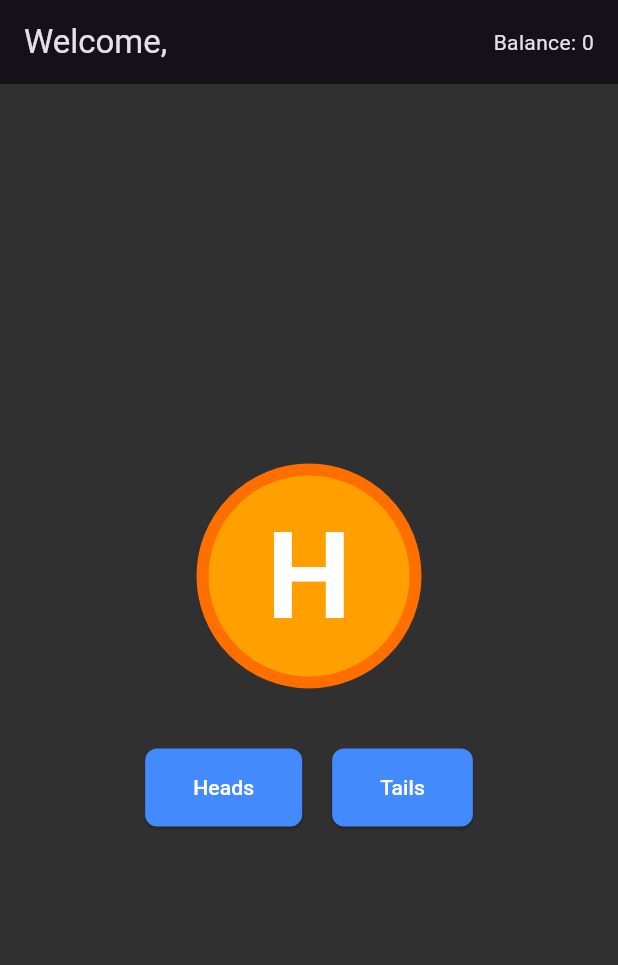
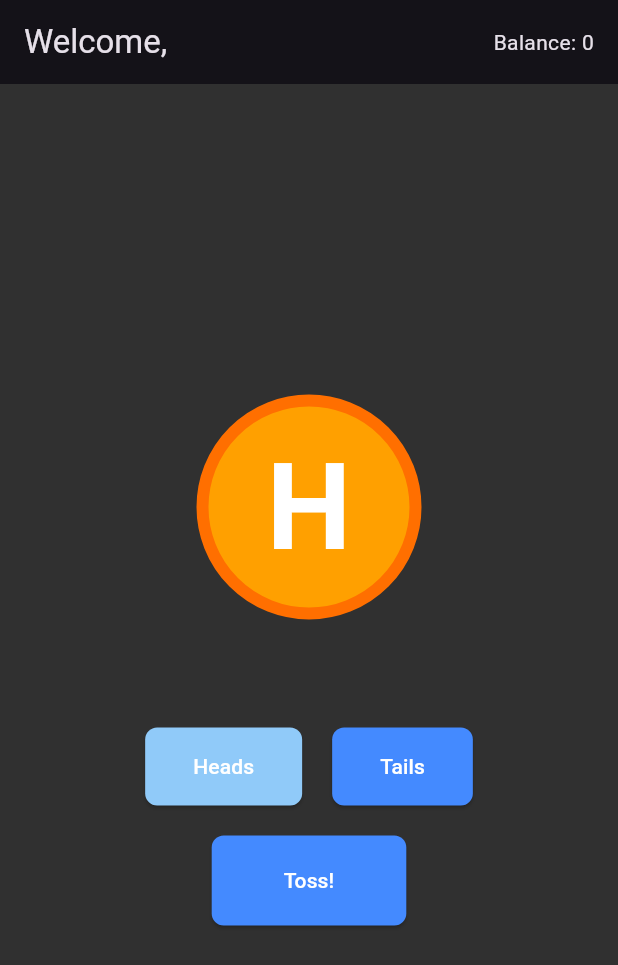
Before and after one commit to rohit0110/solanamobile, a Flutter app: the CoinTossPage screen opened directly, after a tap on "Heads", on a phone screen of 412 x 824 dp. Shown: the top 965 px of the screen. Run offline on Flutter 3.47's test engine with Material 3 defaults, Android fonts, the phone set to English and light mode, and no system bars; our stand-ins replace flutter_riverpod, shared_preferences; missing offline and left inert: borsh_annotation, solana, solana_mobile_client; accounts and stored records are empty.

Commit message:
Fix order of coin toss

```diff
--- a/coin_toss/lib/features/coin_toss/presentation/coin_toss_page.dart
+++ b/coin_toss/lib/features/coin_toss/presentation/coin_toss_page.dart
@@ -1,8 +1,8 @@
-
 import 'dart:convert';
 import 'dart:typed_data';
 
 import 'package:coin_toss/features/coin_toss/data/execute_toss_dto.dart';
+import 'package:coin_toss/features/coin_toss/domain/coin_toss_service.dart';
 import 'package:coin_toss/features/profile/data/profile_storage_service.dart';
 import 'package:coin_toss/features/profile/domain/player.dart';
 import 'package:flutter/material.dart';
@@ -60,16 +60,20 @@ class CoinTossScreenState {
   final String message;
   final BigInt? totalPlayed;
   final BigInt? totalWon;
+  final bool isSaving;
   final bool isFlipping;
   final bool? tossResult; // true for heads
+  final bool? selectedSideIsHeads; // true for heads
 
   CoinTossScreenState({
     this.player,
     this.message = '',
     this.totalPlayed,
     this.totalWon,
+    this.isSaving = false,
     this.isFlipping = false,
     this.tossResult,
+    this.selectedSideIsHeads,
   });
 
   CoinTossScreenState copyWith({
@@ -77,30 +81,37 @@ class CoinTossScreenState {
     String? message,
     BigInt? totalPlayed,
     BigInt? totalWon,
+    bool? isSaving,
     bool? isFlipping,
     bool? tossResult,
+    // use `ValueGetter` to allow passing null
+    ValueGetter<bool?>? selectedSideIsHeads,
   }) {
     return CoinTossScreenState(
       player: player ?? this.player,
       message: message ?? this.message,
       totalPlayed: totalPlayed ?? this.totalPlayed,
       totalWon: totalWon ?? this.totalWon,
+      isSaving: isSaving ?? this.isSaving,
       isFlipping: isFlipping ?? this.isFlipping,
       tossResult: tossResult ?? this.tossResult,
+      selectedSideIsHeads: selectedSideIsHeads != null
+          ? selectedSideIsHeads()
+          : this.selectedSideIsHeads,
     );
   }
 }
 
 class CoinTossScreenNotifier extends StateNotifier<CoinTossScreenState> {
   final ProfileStorageService _profileStorageService;
+  final CoinTossService _coinTossService;
 
-  CoinTossScreenNotifier(this._profileStorageService)
+  CoinTossScreenNotifier(this._profileStorageService, this._coinTossService)
       : super(CoinTossScreenState()) {
     _init();
   }
 
   void _init() async {
-    state = state.copyWith(isFlipping: true);
     final player = _profileStorageService.getPlayer();
     state = state.copyWith(player: player);
     if (player != null) {
@@ -111,7 +122,10 @@ class CoinTossScreenNotifier extends StateNotifier<CoinTossScreenState> {
             state.copyWith(message: 'Error loading profile: ${e.toString()}');
       }
     }
-    state = state.copyWith(isFlipping: false);
+  }
+
+  void selectSide(bool isHeads) {
+    state = state.copyWith(selectedSideIsHeads: () => isHeads, message: '');
   }
 
   Future<void> _loadOnChainProfile() async {
@@ -131,10 +145,9 @@ class CoinTossScreenNotifier extends StateNotifier<CoinTossScreenState> {
       programId: programId,
     );
 
-    final info =
-        await client.rpcClient.getAccountInfo(playerProfilePda.toBase58(), encoding: Encoding.base64);
-    print("VALUE IS");
-    print(info.value!.data!.toJson());
+    final info = await client.rpcClient
+        .getAccountInfo(playerProfilePda.toBase58(), encoding: Encoding.base64);
+
     if (info.value != null) {
       final accountData = base64Decode(info.value!.data!.toJson()[0]);
       final playerProfile = PlayerProfile.fromAccountData(accountData);
@@ -145,16 +158,20 @@ class CoinTossScreenNotifier extends StateNotifier<CoinTossScreenState> {
     }
   }
 
-  Future<void> makeToss({required bool isHeads}) async {
-    if (state.player == null || state.isFlipping) {
-      print("NULL PLAYER VALUE");
+  Future<void> makeToss() async {
+    if (state.player == null ||
+        state.isSaving ||
+        state.isFlipping ||
+        state.selectedSideIsHeads == null) {
       return;
     }
 
-    state = state.copyWith(isFlipping: true, message: 'Submitting...');
+    state = state.copyWith(isSaving: true, message: 'Submitting...');
 
     try {
-      final won = isHeads;
+      final tossResult = _coinTossService.toss();
+      final tossResultIsHeads = tossResult == CoinFace.heads;
+      final won = tossResultIsHeads == state.selectedSideIsHeads;
 
       final session = await LocalAssociationScenario.create();
       session.startActivityForResult(null).ignore();
@@ -175,10 +192,7 @@ class CoinTossScreenNotifier extends StateNotifier<CoinTossScreenState> {
           'DgQs1qXHvkbBKJwgVP9DcS4EzN48beF9AEw5UpiCBSS3');
 
       final playerProfilePda = await Ed25519HDPublicKey.findProgramAddress(
-        seeds: [
-          'profile'.codeUnits,
-          playerPublicKey.bytes,
-        ],
+        seeds: ['profile'.codeUnits, playerPublicKey.bytes],
         programId: programId,
       );
 
@@ -222,14 +236,25 @@ class CoinTossScreenNotifier extends StateNotifier<CoinTossScreenState> {
       await _loadOnChainProfile();
 
       state = state.copyWith(
-        isFlipping: false,
-        tossResult: isHeads,
-        message: 'Transaction successful!',
+        isSaving: false,
+        isFlipping: true,
+        tossResult: tossResultIsHeads,
+        message: '', // Clear submitting message
       );
 
       await session.close();
+
+      await Future.delayed(const Duration(seconds: 2));
+
+      state = state.copyWith(
+        isFlipping: false,
+        message: won ? 'You Won!' : 'You Lost!',
+        selectedSideIsHeads: () => null, // Reset selection
+      );
+
     } catch (e) {
       state = state.copyWith(
+        isSaving: false,
         isFlipping: false,
         message: 'Error: ${e.toString()}',
       );
@@ -240,7 +265,8 @@ class CoinTossScreenNotifier extends StateNotifier<CoinTossScreenState> {
 final coinTossScreenProvider =
     StateNotifierProvider<CoinTossScreenNotifier, CoinTossScreenState>((ref) {
   final profileStorageService = ref.watch(profileStorageServiceProvider);
-  return CoinTossScreenNotifier(profileStorageService);
+  final coinTossService = ref.watch(coinTossServiceProvider);
+  return CoinTossScreenNotifier(profileStorageService, coinTossService);
 });
 
 class CoinTossPage extends ConsumerWidget {
@@ -270,9 +296,14 @@ class CoinTossPage extends ConsumerWidget {
   @override
   Widget build(BuildContext context, WidgetRef ref) {
     final screenState = ref.watch(coinTossScreenProvider);
+    final notifier = ref.read(coinTossScreenProvider.notifier);
     final player = screenState.player;
     final totalPlayed = screenState.totalPlayed;
     final totalWon = screenState.totalWon;
+
+    final isHeadsSelected = screenState.selectedSideIsHeads == true;
+    final isTailsSelected = screenState.selectedSideIsHeads == false;
+    final isButtonDisabled = screenState.isFlipping || screenState.isSaving;
 
     return Scaffold(
       appBar: AppBar(
@@ -302,49 +333,58 @@ class CoinTossPage extends ConsumerWidget {
             if (screenState.isFlipping)
               const FlippingCoinAnimation()
             else
-              _buildFace(screenState.tossResult ?? true),
-            const SizedBox(height: 40),
+              _buildFace(screenState.tossResult ?? screenState.selectedSideIsHeads ?? true),
+            const SizedBox(height: 20),
+            Text(
+              screenState.message,
+              style: Theme.of(context).textTheme.headlineSmall,
+            ),
+            const SizedBox(height: 20),
+            Column(
+              children: [
                 Row(
                   mainAxisAlignment: MainAxisAlignment.center,
                   children: [
                     ElevatedButton(
                       style: ElevatedButton.styleFrom(
+                        backgroundColor: isHeadsSelected ? Colors.blue.shade200 : null,
                         padding: const EdgeInsets.symmetric(
                             horizontal: 32, vertical: 16),
                       ),
-                  onPressed: screenState.isFlipping
-                      ? null
-                      : () {
-                        print("COIN TOSSED");
-                          ref
-                              .read(coinTossScreenProvider.notifier)
-                              .makeToss(isHeads: true);
-                        },
+                      onPressed: isButtonDisabled ? null : () => notifier.selectSide(true),
                       child: const Text('Heads'),
                     ),
                     const SizedBox(width: 20),
                     ElevatedButton(
                       style: ElevatedButton.styleFrom(
+                        backgroundColor: isTailsSelected ? Colors.blue.shade200 : null,
                         padding: const EdgeInsets.symmetric(
                             horizontal: 32, vertical: 16),
                       ),
-                  onPressed: screenState.isFlipping
-                      ? null
-                      : () {
-                          ref
-                              .read(coinTossScreenProvider.notifier)
-                              .makeToss(isHeads: false);
-                        },
+                      onPressed: isButtonDisabled ? null : () => notifier.selectSide(false),
                       child: const Text('Tails'),
                     ),
                   ],
                 ),
                 const SizedBox(height: 20),
-            if (screenState.message.isNotEmpty && !screenState.isFlipping)
-              Padding(
-                padding: const EdgeInsets.all(8.0),
-                child: Text(screenState.message),
+                ElevatedButton(
+                  style: ElevatedButton.styleFrom(
+                    padding: const EdgeInsets.symmetric(
+                        horizontal: 48, vertical: 20),
                   ),
+                  onPressed: screenState.selectedSideIsHeads == null || isButtonDisabled
+                      ? null
+                      : () => notifier.makeToss(),
+                  child: screenState.isSaving
+                      ? const SizedBox(
+                          height: 24,
+                          width: 24,
+                          child: CircularProgressIndicator(strokeWidth: 3, color: Colors.white),
+                        )
+                      : const Text('Toss!'),
+                ),
+              ],
+            )
           ],
         ),
       ),
```
Lines whose indentation alone changed are shown as unchanged.
